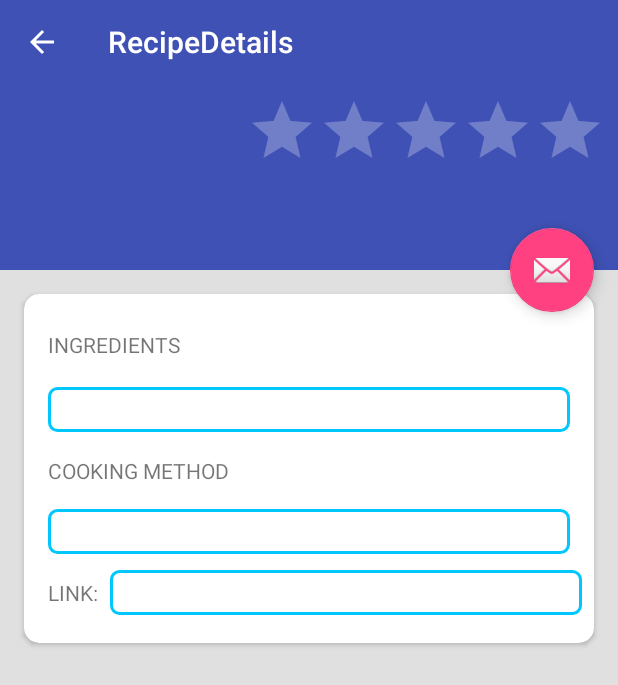
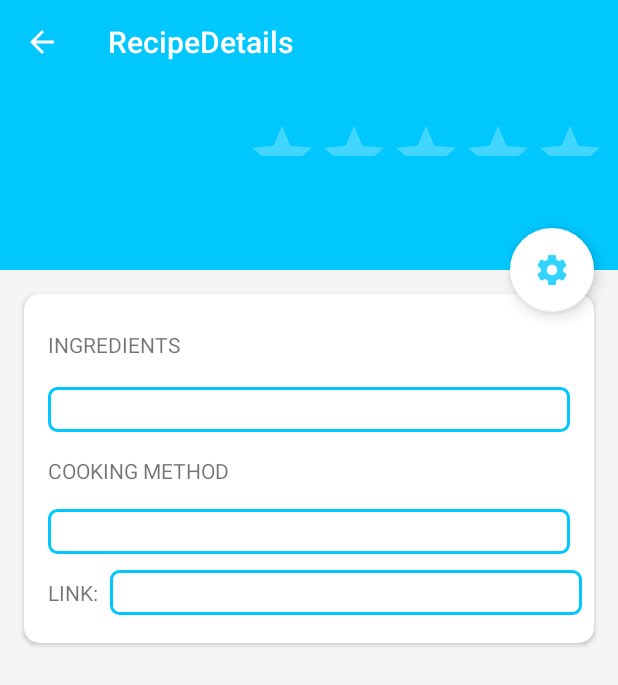
Before and after one commit to amantewary/CookingJournal, an Android app: the RecipeDetails screen opened directly, with no data from a screen before it, on a phone screen of 412 x 824 dp. Shown: the top 685 px of the screen. Run offline under Robolectric (Android 15) with nearby library versions, the phone set to English and light mode, and no system bars; libraries missing offline, so code that uses them is left out: me.zhanghai.android; plain views replace MaterialRatingBar, SubtitleCollapsingToolbarLayout; 7 statements that could not run were skipped.

Commit message:
Made some changes to the layout.

```diff
--- a/app/src/main/res/layout/activity_main.xml
+++ b/app/src/main/res/layout/activity_main.xml
@@ -28,7 +28,7 @@
         android:layout_height="wrap_content"
         android:layout_gravity="bottom|end"
         android:layout_margin="@dimen/fab_margin"
-        android:backgroundTint="#00c8ff"
+        android:backgroundTint="@color/colorPrimaryDark"
         app:borderWidth="0dp"
         android:tint="@android:color/white"
         app:srcCompat="@android:drawable/ic_input_add" />
--- a/app/src/main/res/layout/content_main.xml
+++ b/app/src/main/res/layout/content_main.xml
@@ -35,13 +35,16 @@
         android:layout_marginStart="8dp"
         android:layout_marginTop="8dp"
         android:background="@drawable/border_search"
+        android:drawableEnd="@drawable/search_icon"
+        android:drawablePadding="10dp"
         android:ems="10"
-        android:hint="Search Cuisine"
+        android:hint="Search..."
         android:inputType="textPersonName"
         android:padding="7dp"
         android:textAlignment="viewStart"
         android:textSize="20sp"
         app:layout_constraintEnd_toEndOf="parent"
+        app:layout_constraintHorizontal_bias="0.0"
         app:layout_constraintStart_toStartOf="parent"
         app:layout_constraintTop_toTopOf="parent" />
 
--- a/app/src/main/res/layout/list_recipe_item.xml
+++ b/app/src/main/res/layout/list_recipe_item.xml
@@ -5,7 +5,7 @@
     android:layout_width="match_parent"
     android:layout_height="wrap_content"
     app:cardCornerRadius="10dp"
-    app:cardElevation="3dp"
+    app:cardElevation="1dp"
     app:cardUseCompatPadding="true"
     app:contentPadding="10dp">
 
--- a/app/src/main/res/layout/recipe_details.xml
+++ b/app/src/main/res/layout/recipe_details.xml
@@ -34,18 +34,20 @@
 
                 <me.zhanghai.android.materialratingbar.MaterialRatingBar
                     android:id="@+id/recipeDetailRating"
-                    style="@style/Widget.MaterialRatingBar.RatingBar.Indicator.Small"
+                    style="@style/Widget.MaterialRatingBar.RatingBar.Indicator"
                     android:layout_width="0dp"
                     android:layout_height="wrap_content"
                     android:layout_marginBottom="4dp"
                     android:layout_marginEnd="8dp"
                     android:layout_marginTop="8dp"
+                    android:minHeight="24dp"
+                    android:maxHeight="24dp"
                     android:numStars="5"
                     android:stepSize="0.5"
                     app:layout_constraintBottom_toBottomOf="parent"
                     app:layout_constraintEnd_toEndOf="parent"
                     app:layout_constraintTop_toTopOf="parent"
-                    app:mrb_progressTint="#00c8ff" />
+                    app:mrb_progressTint="#ffffff"/>
 
 
             </android.support.constraint.ConstraintLayout>
@@ -60,9 +62,10 @@
         android:layout_width="wrap_content"
         android:layout_height="wrap_content"
         android:layout_margin="@dimen/fab_margin"
+        app:backgroundTint="@android:color/white"
         app:layout_anchor="@id/app_bar"
         app:layout_anchorGravity="bottom|end"
-        app:srcCompat="@android:drawable/ic_dialog_email" />
+        app:srcCompat="@drawable/options_icon" />
 
     <android.support.v4.widget.NestedScrollView
         android:id="@+id/menu_sheet"
@@ -85,6 +88,7 @@
                     android:layout_height="match_parent"
                     android:layout_marginTop="20dp"
                     android:clickable="true"
+                    android:focusable="true"
                     app:cardElevation="0dp">
 
                     <android.support.constraint.ConstraintLayout
@@ -127,6 +131,7 @@
                     android:layout_height="match_parent"
                     android:layout_marginTop="20dp"
                     android:clickable="true"
+                    android:focusable="true"
                     app:cardElevation="0dp">
 
                     <android.support.constraint.ConstraintLayout
@@ -167,6 +172,7 @@
                     android:layout_height="match_parent"
                     android:layout_marginTop="20dp"
                     android:clickable="true"
+                    android:focusable="true"
                     app:cardElevation="0dp">
 
                     <android.support.constraint.ConstraintLayout
--- a/app/src/main/res/values/colors.xml
+++ b/app/src/main/res/values/colors.xml
@@ -1,7 +1,8 @@
 <?xml version="1.0" encoding="utf-8"?>
 <resources>
-    <color name="colorPrimary">#3F51B5</color>
-    <color name="colorPrimaryDark">#303F9F</color>
+    <color name="colorPrimary">#00c8ff</color>
+    <color name="colorPrimaryDark">#0097cc</color>
+    <color name="colorPrimaryLight">#6bfbff</color>
     <color name="colorAccent">#FF4081</color>
-    <color name="colorAppBackground">#e0e0e0</color>
+    <color name="colorAppBackground">#f5f5f6</color>
 </resources>
```
Also changed, not shown: app/src/main/res/drawable-hdpi/options_icon.png (added), app/src/main/res/drawable-hdpi/search_icon.png (added), app/src/main/res/drawable-mdpi/options_icon.png (added), app/src/main/res/drawable-mdpi/search_icon.png (added), app/src/main/res/drawable-xhdpi/options_icon.png (added), app/src/main/res/drawable-xhdpi/search_icon.png (added), app/src/main/res/drawable-xxhdpi/options_icon.png (added), app/src/main/res/drawable-xxhdpi/search_icon.png (added).
